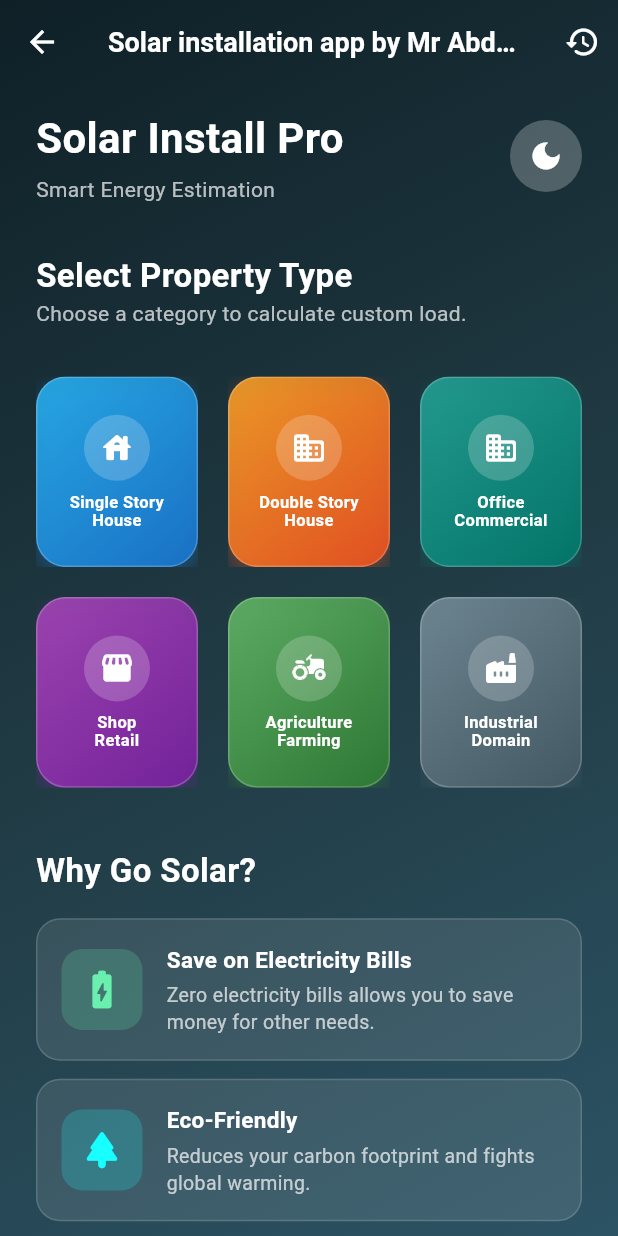
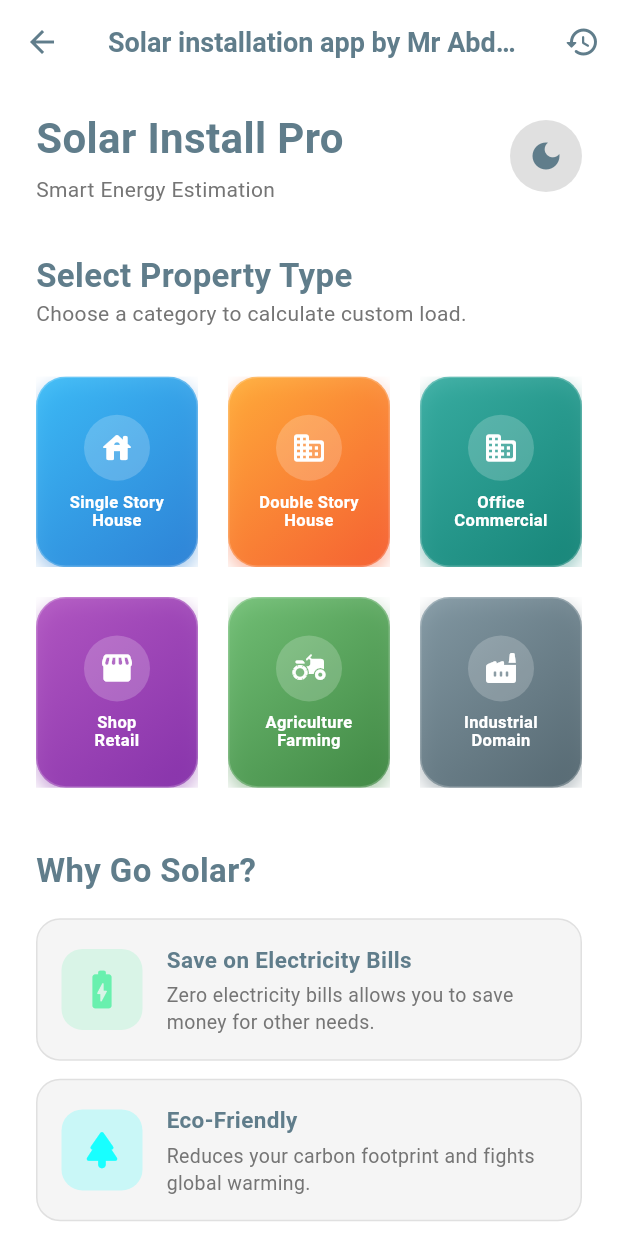
Before and after one commit to Mr-Abdullah79/My-App-projects, a Flutter app: the HomeScreen screen opened directly, on a phone screen of 412 x 824 dp. Run offline on Flutter 3.47's test engine with Material 3 defaults, Android fonts, the phone set to English and light mode, and no system bars; our stand-ins replace cloud_firestore, firebase_auth, firebase_core, shared_preferences; accounts and stored records are empty.

Commit message:
Home page UI

```diff
--- a/lib/presentation/screens/home_screen.dart
+++ b/lib/presentation/screens/home_screen.dart
@@ -8,17 +8,22 @@ class HomeScreen extends StatelessWidget {
 
   @override
   Widget build(BuildContext context) {
+    return ValueListenableBuilder<ThemeMode>(
+      valueListenable: themeNotifier,
+      builder: (context, themeMode, _) {
+        bool isDarkMode = themeMode == ThemeMode.dark;
+
         return Scaffold(
-      extendBodyBehindAppBar: true,
+          backgroundColor: isDarkMode ? const Color(0xFF121212) : Colors.white,
           appBar: AppBar(
             title: const Text(
               'Solar installation app by Mr Abdullah',
               style: TextStyle(fontSize: 18, fontWeight: FontWeight.bold),
             ),
-        backgroundColor: Colors.transparent,
+            backgroundColor: isDarkMode ? const Color(0xFF1E1E1E) : Colors.white,
             elevation: 0,
             centerTitle: true,
-        foregroundColor: Colors.white,
+            foregroundColor: isDarkMode ? Colors.white : Colors.blueGrey,
             actions: [
               IconButton(
                 icon: const Icon(Icons.history_rounded),
@@ -35,17 +40,7 @@ class HomeScreen extends StatelessWidget {
           body: Container(
             width: double.infinity,
             height: double.infinity,
-        decoration: const BoxDecoration(
-          gradient: LinearGradient(
-            begin: Alignment.topLeft,
-            end: Alignment.bottomRight,
-            colors: [
-              Color(0xFF0F2027),
-              Color(0xFF203A43),
-              Color(0xFF2C5364),
-            ],
-          ),
-        ),
+            color: isDarkMode ? const Color(0xFF121212) : Colors.white,
             child: SafeArea(
               child: SingleChildScrollView(
                 child: Column(
@@ -60,7 +55,7 @@ class HomeScreen extends StatelessWidget {
                       child: Row(
                         mainAxisAlignment: MainAxisAlignment.spaceBetween,
                         children: [
-                      const Column(
+                          Column(
                             crossAxisAlignment: CrossAxisAlignment.start,
                             children: [
                               Text(
@@ -68,15 +63,15 @@ class HomeScreen extends StatelessWidget {
                                 style: TextStyle(
                                   fontSize: 28,
                                   fontWeight: FontWeight.bold,
-                              color: Colors.white,
+                                  color: isDarkMode ? Colors.white : Colors.blueGrey,
                                 ),
                               ),
-                          SizedBox(height: 4),
+                              const SizedBox(height: 4),
                               Text(
                                 'Smart Energy Estimation',
                                 style: TextStyle(
                                   fontSize: 14,
-                              color: Colors.white70,
+                                  color: isDarkMode ? Colors.white70 : Colors.grey[600],
                                 ),
                               ),
                             ],
@@ -86,14 +81,14 @@ class HomeScreen extends StatelessWidget {
                             builder: (context, mode, child) {
                               bool isDark = mode == ThemeMode.dark;
                               return Container(
-                            decoration: const BoxDecoration(
-                              color: Colors.white24,
+                                decoration: BoxDecoration(
+                                  color: isDark ? Colors.white24 : Colors.grey[300],
                                   shape: BoxShape.circle,
                                 ),
                                 child: IconButton(
                                   icon: Icon(
                                     isDark ? Icons.light_mode : Icons.dark_mode,
-                                color: Colors.white,
+                                    color: isDark ? Colors.white : Colors.blueGrey,
                                   ),
                                   onPressed: () {
                                     themeNotifier.value = isDark
@@ -110,22 +105,25 @@ class HomeScreen extends StatelessWidget {
 
                     const SizedBox(height: 16),
 
-                const Padding(
-                  padding: EdgeInsets.symmetric(horizontal: 24.0),
+                    Padding(
+                      padding: const EdgeInsets.symmetric(horizontal: 24.0),
                       child: Text(
                         'Select Property Type',
                         style: TextStyle(
                           fontSize: 22,
                           fontWeight: FontWeight.bold,
-                      color: Colors.white,
+                          color: isDarkMode ? Colors.white : Colors.blueGrey,
                         ),
                       ),
                     ),
-                const Padding(
-                  padding: EdgeInsets.symmetric(horizontal: 24.0),
+                    Padding(
+                      padding: const EdgeInsets.symmetric(horizontal: 24.0),
                       child: Text(
                         'Choose a category to calculate custom load.',
-                    style: TextStyle(fontSize: 14, color: Colors.white70),
+                        style: TextStyle(
+                          fontSize: 14,
+                          color: isDarkMode ? Colors.white70 : Colors.grey[600],
+                        ),
                       ),
                     ),
 
@@ -133,16 +131,15 @@ class HomeScreen extends StatelessWidget {
 
                     GridView.count(
                       padding: const EdgeInsets.symmetric(
-                    horizontal: 24.0, // Increased padding to make boxes smaller
+                        horizontal: 24.0,
                         vertical: 8.0,
                       ),
                       shrinkWrap: true,
                       physics: const NeverScrollableScrollPhysics(),
                       crossAxisCount: 3,
-                  crossAxisSpacing: 20, // Better spacing for smaller cards
+                      crossAxisSpacing: 20,
                       mainAxisSpacing: 20,
-                  childAspectRatio:
-                      0.85, // Adjust aspect ratio to fit smaller width
+                      childAspectRatio: 0.85,
                       children: [
                         _buildPropertyCard(
                           context,
@@ -191,14 +188,14 @@ class HomeScreen extends StatelessWidget {
 
                     const SizedBox(height: 32),
 
-                const Padding(
-                  padding: EdgeInsets.symmetric(horizontal: 24.0),
+                    Padding(
+                      padding: const EdgeInsets.symmetric(horizontal: 24.0),
                       child: Text(
                         'Why Go Solar?',
                         style: TextStyle(
                           fontSize: 22,
                           fontWeight: FontWeight.bold,
-                      color: Colors.white,
+                          color: isDarkMode ? Colors.white : Colors.blueGrey,
                         ),
                       ),
                     ),
@@ -215,6 +212,7 @@ class HomeScreen extends StatelessWidget {
                             description:
                                 'Zero electricity bills allows you to save money for other needs.',
                             color: Colors.greenAccent,
+                            isDarkMode: isDarkMode,
                           ),
                           const SizedBox(height: 12),
                           _buildBenefitItem(
@@ -224,6 +222,7 @@ class HomeScreen extends StatelessWidget {
                             description:
                                 'Reduces your carbon footprint and fights global warming.',
                             color: Colors.cyanAccent,
+                            isDarkMode: isDarkMode,
                           ),
                           const SizedBox(height: 12),
                           _buildBenefitItem(
@@ -233,6 +232,7 @@ class HomeScreen extends StatelessWidget {
                             description:
                                 'Just keep them clean. Panels last for 25+ years without issues.',
                             color: Colors.orangeAccent,
+                            isDarkMode: isDarkMode,
                           ),
                         ],
                       ),
@@ -243,9 +243,15 @@ class HomeScreen extends StatelessWidget {
                       margin: const EdgeInsets.all(24),
                       padding: const EdgeInsets.all(16),
                       decoration: BoxDecoration(
-                    color: Colors.black.withValues(alpha: 0.5),
+                        color: isDarkMode
+                            ? Colors.white.withValues(alpha: 0.08)
+                            : Colors.grey[200],
                         borderRadius: BorderRadius.circular(20),
-                    border: Border.all(color: Colors.white30),
+                        border: Border.all(
+                          color: isDarkMode
+                              ? Colors.white30
+                              : Colors.grey[400]!,
+                        ),
                       ),
                       child: Row(
                         children: [
@@ -258,19 +264,21 @@ class HomeScreen extends StatelessWidget {
                           Expanded(
                             child: Column(
                               crossAxisAlignment: CrossAxisAlignment.start,
-                          children: const [
+                              children: [
                                 Text(
                                   'Did you know?',
                                   style: TextStyle(
-                                color: Colors.white70,
+                                    color: isDarkMode
+                                        ? Colors.white70
+                                        : Colors.grey[600],
                                     fontSize: 12,
                                   ),
                                 ),
-                            SizedBox(height: 4),
+                                const SizedBox(height: 4),
                                 Text(
                                   'Solar panels can increase a property\'s value significantly!',
                                   style: TextStyle(
-                                color: Colors.white,
+                                    color: isDarkMode ? Colors.white : Colors.blueGrey,
                                     fontSize: 13,
                                     fontWeight: FontWeight.w500,
                                   ),
@@ -286,6 +294,8 @@ class HomeScreen extends StatelessWidget {
               ),
             ),
           ),
+        );
+        },
       );
   }
 
@@ -367,13 +377,20 @@ class HomeScreen extends StatelessWidget {
     required String title,
     required String description,
     required Color color,
+    required bool isDarkMode,
   }) {
     return Container(
       padding: const EdgeInsets.all(16),
       decoration: BoxDecoration(
-        color: Colors.white.withValues(alpha: 0.1),
+        color: isDarkMode
+            ? Colors.white.withValues(alpha: 0.08)
+            : Colors.grey[100],
         borderRadius: BorderRadius.circular(16),
-        border: Border.all(color: Colors.white.withValues(alpha: 0.15)),
+        border: Border.all(
+          color: isDarkMode
+              ? Colors.white.withValues(alpha: 0.15)
+              : Colors.grey[300]!,
+        ),
       ),
       child: Row(
         children: [
@@ -392,18 +409,18 @@ class HomeScreen extends StatelessWidget {
               children: [
                 Text(
                   title,
-                  style: const TextStyle(
+                  style: TextStyle(
                     fontSize: 15,
                     fontWeight: FontWeight.bold,
-                    color: Colors.white,
+                    color: isDarkMode ? Colors.white : Colors.blueGrey,
                   ),
                 ),
                 const SizedBox(height: 4),
                 Text(
                   description,
-                  style: const TextStyle(
+                  style: TextStyle(
                     fontSize: 13,
-                    color: Colors.white70,
+                    color: isDarkMode ? Colors.white70 : Colors.grey[600],
                     height: 1.4,
                   ),
                 ),
```
Also changed, not shown: pubspec.lock. Lines whose indentation alone changed are shown as unchanged.
